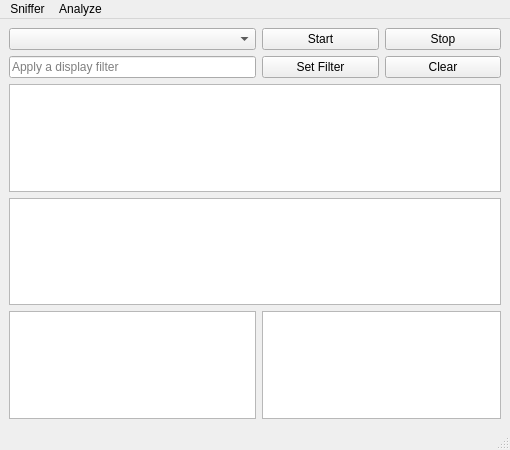
Before: the Qt Designer form mainwindow.ui in Yuuoniy/Sniffer, drawn with Qt 5.
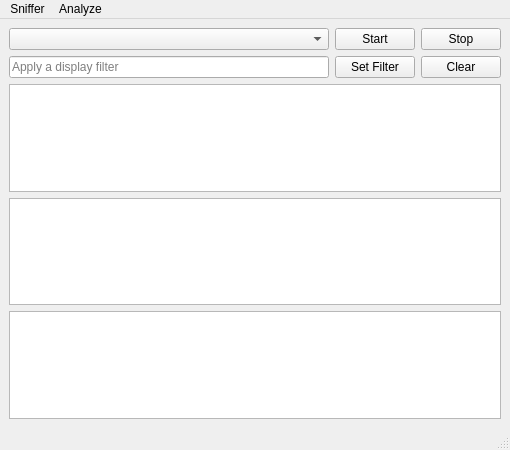
After: the same form once the commit is applied.

What changed in the file:
```diff
--- a/mainwindow.ui
+++ b/mainwindow.ui
@@ -67,20 +67,13 @@
     <item row="2" column="0" colspan="3">
      <widget class="QTableView" name="packetTableView"/>
     </item>
-    <item row="4" column="0">
+    <item row="4" column="0" colspan="3">
      <widget class="QTextEdit" name="textEdit">
       <property name="readOnly">
        <bool>true</bool>
       </property>
      </widget>
     </item>
-    <item row="4" column="1" colspan="2">
-     <widget class="QTextEdit" name="acsiiTextEdit">
-      <property name="readOnly">
-       <bool>true</bool>
-      </property>
-     </widget>
-    </item>
    </layout>
   </widget>
   <widget class="QMenuBar" name="menubar">
```
